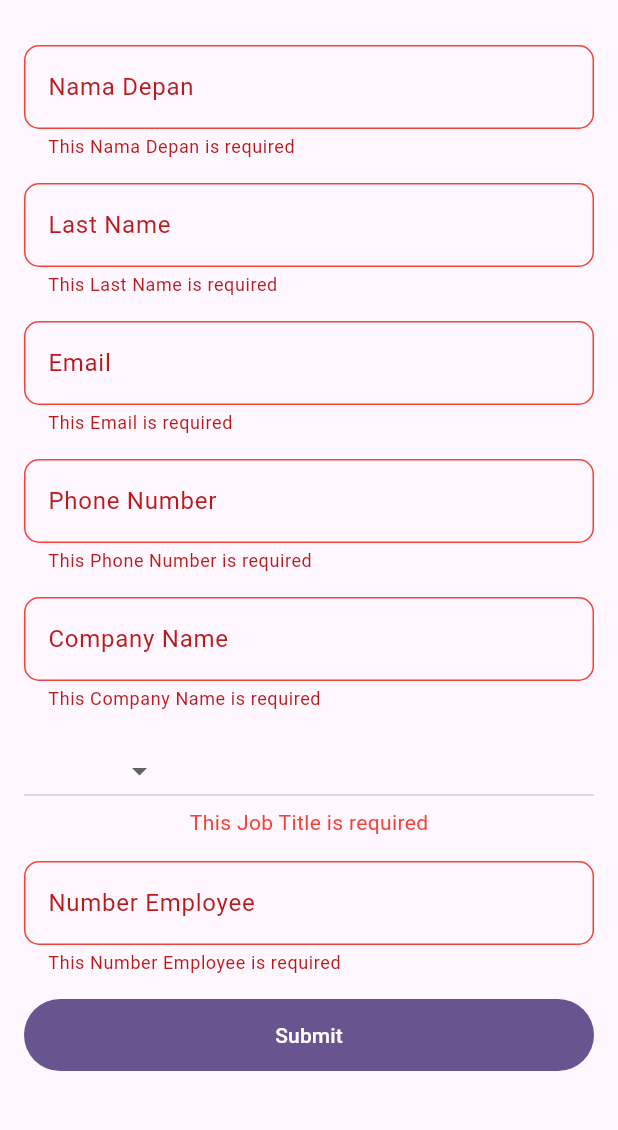
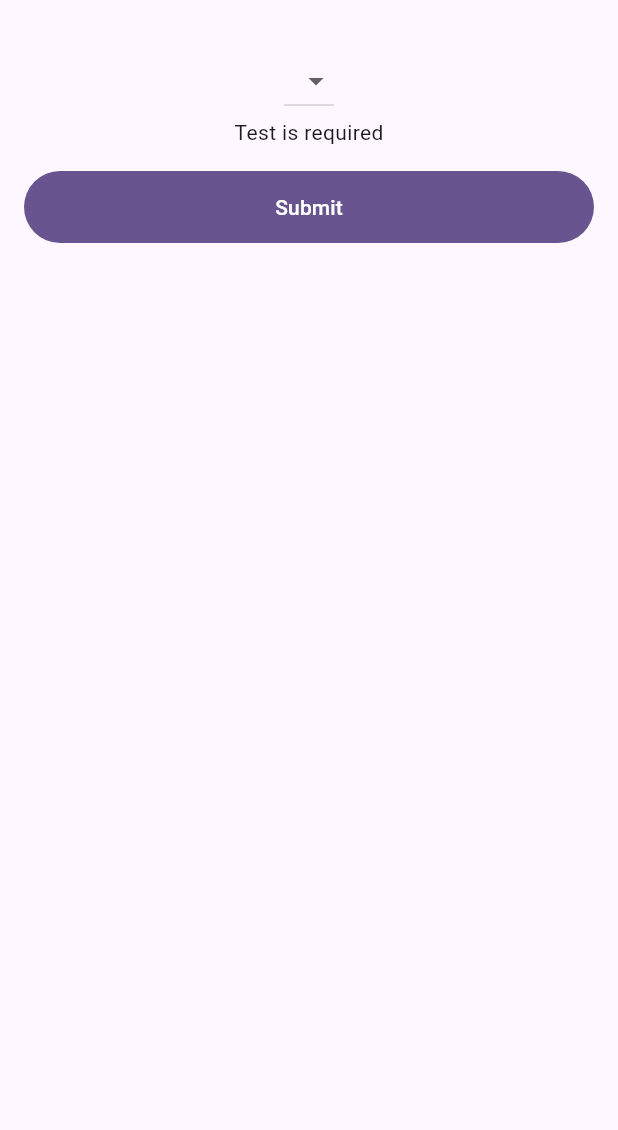
Before and after one commit to teknologicakrainternasional/formify, a Flutter app: the screen it shows after launch, after a tap on "Submit", on a phone screen of 412 x 824 dp, the part 63-1193 px from its top. Run offline on Flutter 3.47's test engine with Material 2 defaults, Android fonts, the phone set to English and light mode, and no system bars.

Commit message:
feat: simplify form builder

```diff
--- a/example/lib/form_demo.dart
+++ b/example/lib/form_demo.dart
@@ -1,105 +1,42 @@
 import 'package:flutter/material.dart';
 import 'package:formify/formify.dart';
 
-const defaultBorder = BorderSide(
-  color: Colors.grey,
-  width: 1,
-);
-const focusBorder = BorderSide(
-  color: Colors.blue,
-  width: 2,
-);
-const errorBorder = BorderSide(
-  color: Colors.red,
-  width: 1,
-);
-final outlineInputBorder = OutlineInputBorder(
-  borderRadius: BorderRadius.circular(10),
-);
-
-final decoration = InputDecoration(
-  border: outlineInputBorder,
-  enabledBorder: outlineInputBorder,
-  focusedBorder: outlineInputBorder.copyWith(
-    borderSide: focusBorder,
-  ),
-  errorBorder: outlineInputBorder.copyWith(
-    borderSide: errorBorder,
-  ),
-  focusedErrorBorder: outlineInputBorder.copyWith(
-    borderSide: errorBorder.copyWith(width: 2),
-  ),
-);
-
 class FormDemo extends FormifyForms {
   @override
-  InputDecoration? get inputDecoration => decoration;
-
-  @override
-  FormifyFormBuilder? get formBuilder =>
-      (context, attribute, textField, isLoading, value, errors) {
-        if (attribute == 'job_title') {
-          print("ERRORS: $errors");
-          return Column(
-            children: [
-              SizedBox(
-                width: double.infinity,
-                child: DropdownButton<String>(
-                  items: const [
-                    DropdownMenuItem(
-                      value: '',
-                      child: Text('NONE'),
-                    ),
-                    DropdownMenuItem(
-                      value: 'Backend',
-                      child: Text('Backend'),
-                    ),
-                    DropdownMenuItem(
-                      value: 'Frontend',
-                      child: Text('Frontend'),
-                    ),
-                    DropdownMenuItem(
-                      value: 'Mobile',
-                      child: Text('Mobile'),
-                    ),
-                  ],
-                  onChanged: (value) => setValue(attribute, value),
-                  value: value,
-                ),
-              ),
-              if(errors?.isNotEmpty??false)...[
-                Text(errors![0], style: const TextStyle(color: Colors.red),)
-              ]
+  FormifyFormBuilder? get formBuilder => (context, formify, child) {
+        return Column(
+          children: [
+            DropdownButton<int>(
+              value: formify.value,
+              items: [1, 2, 3]
+                  .map((e) => DropdownMenuItem(
+                        value: e,
+                        child: Text("$e"),
+                      ))
+                  .toList(),
+              onChanged: formify.onChanged,
+            ),
+            if (formify.error != null) ...[
+              Text(formify.error!),
             ],
-          );
-        }
-        return textField;
+          ],
+        );
       };
 
   @override
   Map<String, String> get attributes => {
-        'first_name': FT.name,
-        'last_name': FT.name,
-        'email': FT.email,
-        'phone_number': FT.phone,
-        'company_name': FT.name,
-        'job_title': FT.name,
-        'number_employee': FT.numeric,
+        'test': FT.text,
       };
 
   @override
-  Map<String, List<String>> get rules => {
-        'first_name': [FR.required],
-        'last_name': [FR.required],
-        'email': [FR.required, FR.email],
-        'phone_number': [FR.required],
-        'company_name': [FR.required],
-        'job_title': [FR.required],
-        'number_employee': [FR.required, FR.numeric],
+  Map<String, List<dynamic>> get rules => {
+        'test': [FR.required, customValidation],
       };
 
-  @override
-  Map<String, String> get labels => {
-        'first_name': 'Nama Depan',
-      };
+  String? customValidation(value) {
+    if (value == 1) {
+      return 'OKOK WAE';
+    }
+    return null;
+  }
 }
--- a/lib/constants/fv.dart
+++ b/lib/constants/fv.dart
@@ -1,32 +1,32 @@
 class FV {
   FV._();
 
-  static String required = "This @field is required";
-  static String min = "This @field is should be at least @extra characters";
-  static String same = "This @field is is not the same as @extra";
-  static String max = "This @field is cannot be more than @extra characters";
-  static String endsWith = "This @field must end with @extra";
-  static String lowercase = "This @field must all be lowercase";
-  static String uppercase = "This @field must all be uppercase";
-  static String startsWith = "This @field must start with @extra";
-  static String contain = "This @field must contains one of your words";
-  static String email = "This @field must be a valid email";
-  static String numeric = "This @field must be a valid number";
-  static String integer = "This @field must be integer";
-  static String double = "This @field must be double";
-  static String alphaNum = "This @field must contains only letters and numbers";
-  static String between = "This @field must be between @extra";
-  static String contains = "This @field must contains one of your worlds";
-  static String haveAlpha = "This @field must have alpha in it";
-  static String ip = "This @field must be a valid IP";
-  static String inRes = "This @field must be in [@extra]";
-  static String notIn = "This @field must be not be in @extra";
-  static String lt = "This @field must be less than @extra";
-  static String gt = "This @field must be less than @extra";
-  static String lte = "This @field must be less than or equal to @extra";
-  static String gte = "This @field must be greater than or equal to @extra";
-  static String url = "This @field must be a valid url";
-  static String regex = "This @field is not valid";
+  static String required = "@field is required";
+  static String min = "@field is should be at least @extra characters";
+  static String same = "@field is is not the same as @extra";
+  static String max = "@field is cannot be more than @extra characters";
+  static String endsWith = "@field must end with @extra";
+  static String lowercase = "@field must all be lowercase";
+  static String uppercase = "@field must all be uppercase";
+  static String startsWith = "@field must start with @extra";
+  static String contain = "@field must contains one of your words";
+  static String email = "@field must be a valid email";
+  static String numeric = "@field must be a valid number";
+  static String integer = "@field must be integer";
+  static String double = "@field must be double";
+  static String alphaNum = "@field must contains only letters and numbers";
+  static String between = "@field must be between @extra";
+  static String contains = "@field must contains one of your worlds";
+  static String haveAlpha = "@field must have alpha in it";
+  static String ip = "@field must be a valid IP";
+  static String inRes = "@field must be in [@extra]";
+  static String notIn = "@field must be not be in @extra";
+  static String lt = "@field must be less than @extra";
+  static String gt = "@field must be less than @extra";
+  static String lte = "@field must be less than or equal to @extra";
+  static String gte = "@field must be greater than or equal to @extra";
+  static String url = "@field must be a valid url";
+  static String regex = "@field is not valid";
 
   static String buildMessage(
     String message,
--- a/lib/extensions/string_extensions.dart
+++ b/lib/extensions/string_extensions.dart
@@ -116,7 +116,7 @@ extension FormifyStringX on String {
       case "double":
         return Double(
             value: value, attribute: attribute, customMessage: customMessage);
-      case "interger":
+      case "integer":
         return Integer(
             value: value, attribute: attribute, customMessage: customMessage);
 
@@ -124,7 +124,7 @@ extension FormifyStringX on String {
         return Numeric(
             value: value, attribute: attribute, customMessage: customMessage);
       case "alpha_num":
-        return Integer(
+        return AlphaNumeric(
             value: value, attribute: attribute, customMessage: customMessage);
       case "lowercase":
         return LowerCase(
--- a/lib/formify.dart
+++ b/lib/formify.dart
@@ -1,6 +1,40 @@
 library formify;
+
+import 'package:flutter/material.dart';
+
+import 'formify.dart';
+
 export 'package:formify/formify_forms.dart';
 export 'package:formify/widgets/formify_text_field.dart';
 export 'package:formify/constants/ft.dart';
 export 'package:formify/constants/fr.dart';
 export 'package:formify/constants/fv.dart';
+export 'package:formify/rules/_base_validator.dart';
+
+class Formify {
+  Formify(
+    this._forms,
+    this._attribute, [
+    bool isLoading = false,
+  ]) : _isLoading = isLoading;
+
+  final FormifyForms _forms;
+  final String _attribute;
+  final bool _isLoading;
+
+  String get attribute => _attribute;
+
+  String get label => _forms.getLabel(_attribute);
+
+  dynamic get value => _forms.getValue(_attribute);
+
+  List<String>? get errors => _forms.getErrorMessages(_attribute);
+
+  String? get error => _forms.getErrorMessage(_attribute);
+
+  GlobalKey<FormFieldState> get formKey => _forms.getFormKey(attribute);
+
+  bool get isLoading => _isLoading;
+
+  onChanged(dynamic value) => _forms.setValue(attribute, value);
+}
--- a/lib/formify_forms.dart
+++ b/lib/formify_forms.dart
@@ -1,27 +1,24 @@
 import 'package:flutter/material.dart';
 import 'package:formify/extensions/string_extensions.dart';
 import 'package:formify/formify.dart';
-import 'package:formify/rules/_base_validator.dart';
 
 typedef FormifyFormBuilder = Widget Function(
   BuildContext context,
-  String attribute,
-  FormifyTextField textField,
-  bool isLoading,
-  dynamic value,
-  List<String>? errors,
+  Formify formify,
+  FormifyTextField child,
 );
 typedef FormifySeparatorBuilder = Widget Function(
   BuildContext context,
-  String attribute,
+  Formify formify,
   Widget child,
-  bool isLoading,
 );
 
 class FormifyForms {
   FormifyForms();
 
   ValueNotifier<bool> isLoadingNotifier = ValueNotifier<bool>(false);
+
+  bool get isAutoValidation => false;
 
   Map<String, String> get attributes => {};
 
@@ -75,6 +72,34 @@ class FormifyForms {
     _validateAttributeByKey(attribute);
   }
 
+  String? _validateAttribute(String attribute, dynamic value, dynamic rule) {
+    if (rule is FormFieldValidator) {
+      return rule.call(value);
+    } else if (rule is String) {
+      final arrRule = rule.split(":");
+      final String actualRule = arrRule[0];
+      final String? extra = arrRule.length > 1 ? arrRule[1] : null;
+      final String label = getLabel(attribute);
+      final String? validatorMessage = getValidatorMessage(actualRule);
+      return actualRule
+          .getRuleValidator(
+            attribute: label,
+            value: value.toString(),
+            rule: actualRule,
+            extra: extra,
+            customMessage: validatorMessage,
+          )
+          ?.validate();
+    }
+
+    return null;
+  }
+
+  _validateAttributeByKey(String attribute) {
+    getFormKey(attribute).currentState?.validate() ?? true;
+    _getErrorNotifier(attribute).value = getErrorMessages(attribute);
+  }
+
   bool isFormValid() {
     for (final attribute in attributes.keys) {
       final value = getValue(attribute) ?? '';
@@ -103,7 +128,11 @@ class FormifyForms {
     clearErrorMessages(attribute);
     _values[attribute] = value;
     _getValueNotifier(attribute).value = value;
-    validateAttribute(attribute, value);
+    if(isAutoValidation){
+      validateAttribute(attribute, value);
+    }else{
+      clearErrorMessages(attribute);
+    }
   }
 
   dynamic getValue(String attribute) {
@@ -170,15 +199,10 @@ class FormifyForms {
     return errors;
   }
 
-  _validateAttributeByKey(String attribute) {
-    _getFormKey(attribute).currentState?.validate() ?? true;
-    _getErrorNotifier(attribute).value = getErrorMessages(attribute);
-  }
-
   //GENERATE WIDGETS
   List<Widget> getWidgets() {
     return attributes.keys.map((attribute) {
-      final key = _getFormKey(attribute);
+      final key = getFormKey(attribute);
       const separator = SizedBox(height: 16);
       final form = FormifyTextField(
         formKey: key,
@@ -206,11 +230,8 @@ class FormifyForms {
                             builder: (context, value, __) {
                               return formBuilder!(
                                 context,
-                                attribute,
+                                Formify(this, attribute, isLoading),
                                 form,
-                                isLoading,
-                                value,
-                                errors,
                               );
                             });
                       }),
@@ -218,7 +239,11 @@ class FormifyForms {
                   form.copyWith(readOnly: isLoading),
                 ],
                 if (separatorBuilder != null) ...[
-                  separatorBuilder!(context, attribute, separator, isLoading),
+                  separatorBuilder!(
+                    context,
+                    Formify(this, attribute, isLoading),
+                    separator,
+                  ),
                 ] else ...[
                   separator
                 ],
@@ -228,8 +253,8 @@ class FormifyForms {
     }).toList();
   }
 
-  //PRIVATE
-  GlobalKey<FormFieldState> _getFormKey(String attribute) {
+  //OTHER
+  GlobalKey<FormFieldState> getFormKey(String attribute) {
     late GlobalKey<FormFieldState> key;
     if (_formKeys[attribute] == null) {
       key = GlobalKey<FormFieldState>();
@@ -268,25 +293,4 @@ class FormifyForms {
     if (s.isEmpty) return s;
     return s[0].toUpperCase() + s.substring(1).toLowerCase();
   }
-
-  String? _validateAttribute(String attribute, dynamic value, dynamic rule) {
-    final arrRule = rule.split(":");
-    final String actualRule = arrRule[0];
-    final String? extra = arrRule.length > 1 ? arrRule[1] : null;
-    final String label = getLabel(attribute);
-    final String? validatorMessage = getValidatorMessage(actualRule);
-    late final BaseValidator? validator;
-    if (rule is BaseValidator) {
-      validator = rule;
-    } else if (rule is String) {
-      validator = actualRule.getRuleValidator(
-        attribute: label,
-        value: value.toString(),
-        rule: actualRule,
-        extra: extra,
-        customMessage: validatorMessage,
-      );
-    }
-    return validator?.validate();
-  }
 }
--- a/lib/widgets/formify_text_field.dart
+++ b/lib/widgets/formify_text_field.dart
@@ -80,7 +80,9 @@ class FormifyTextField extends StatelessWidget {
 
   InputDecoration get iDecoration {
     if (inputDecoration != null) {
-      return inputDecoration!.copyWith(labelText: label);
+      return inputDecoration!.copyWith(
+        labelText: inputDecoration?.labelText ?? label,
+      );
     }
     return InputDecoration(labelText: label);
   }
```
